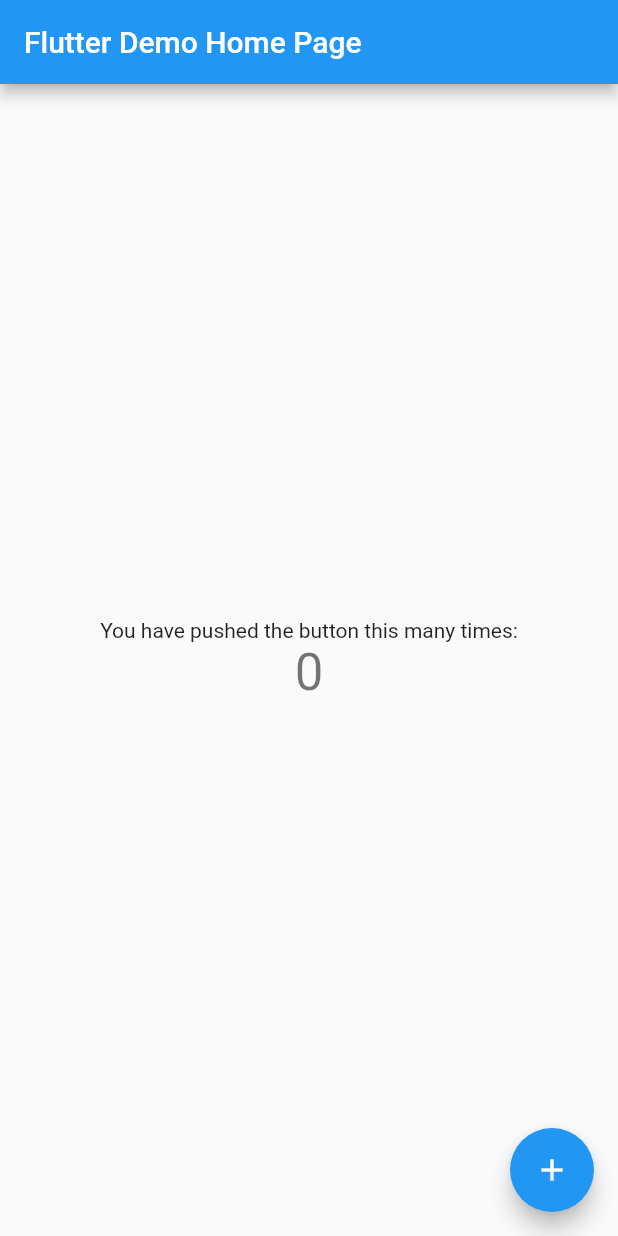
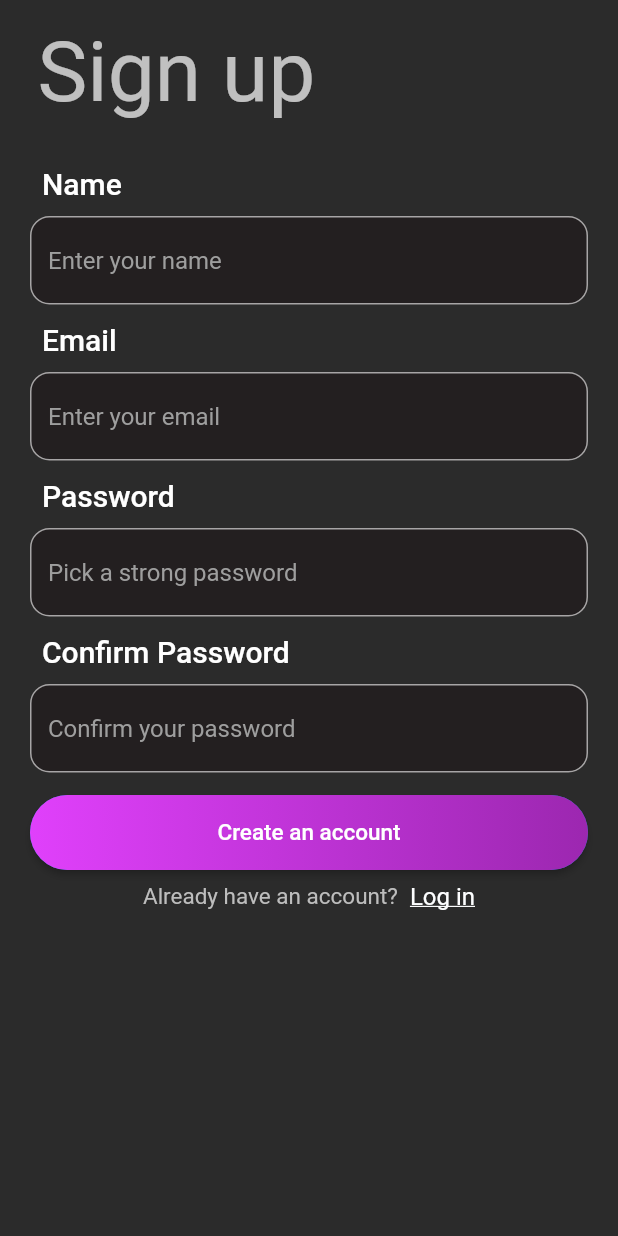
Before and after one commit to sk25469/social-media-demo, a Flutter app: the screen it shows after launch, on a phone screen of 412 x 824 dp. Run offline on Flutter 3.47's test engine with Material 2 defaults, Android fonts, the phone set to English and light mode, and no system bars; our stand-ins replace titled_navigation_bar; Roboto replaces fonts that are missing (Lato-Regular).

Commit message:
basic ui done

```diff
--- /dev/null
+++ b/lib/auth/register.dart
@@ -0,0 +1,250 @@
+import 'package:flutter/material.dart';
+import 'package:social_media/auth/login.dart';
+
+import '../screen/bottom_nav.dart';
+
+class RegisterScreen extends StatefulWidget {
+  static const routeName = '/signup-screen';
+  const RegisterScreen({Key? key}) : super(key: key);
+
+  @override
+  State<RegisterScreen> createState() => _RegisterScreenState();
+}
+
+class _RegisterScreenState extends State<RegisterScreen> {
+  @override
+  Widget build(BuildContext context) {
+    TextEditingController? _nameTextController;
+    TextEditingController? _emailTextController;
+    TextEditingController? _passwordTextController;
+    TextEditingController? _confirmPasswordTextController;
+
+    var textTheme = Theme.of(context).textTheme;
+    return Scaffold(
+      body: SafeArea(
+        child: Column(
+          children: [
+            Container(
+              padding: const EdgeInsets.only(
+                top: 15.0,
+                left: 25,
+                bottom: 10,
+              ),
+              alignment: Alignment.centerLeft,
+              child: Text(
+                "Sign up",
+                style: textTheme.headline2,
+              ),
+            ),
+            Expanded(
+                child: SingleChildScrollView(
+              child: Column(
+                children: [
+                  Container(
+                    padding: const EdgeInsets.only(
+                      left: 28,
+                      top: 20,
+                      bottom: 10,
+                    ),
+                    alignment: Alignment.centerLeft,
+                    child: Text(
+                      'Name',
+                      style: textTheme.headline6,
+                    ),
+                  ),
+                  Padding(
+                    padding: const EdgeInsets.only(left: 20.0, right: 20),
+                    child: TextField(
+                      keyboardType: TextInputType.name,
+                      controller: _nameTextController,
+                      decoration: InputDecoration(
+                        border: OutlineInputBorder(
+                          borderRadius: BorderRadius.circular(13),
+                        ),
+                        filled: true,
+                        hintStyle: const TextStyle(color: Colors.grey),
+                        hintText: "Enter your name",
+                        fillColor: const Color.fromRGBO(35, 31, 32, 1),
+                      ),
+                    ),
+                  ),
+                  Container(
+                    padding: const EdgeInsets.only(
+                      left: 28,
+                      top: 12,
+                      bottom: 10,
+                    ),
+                    alignment: Alignment.centerLeft,
+                    child: Text(
+                      'Email',
+                      style: textTheme.headline6,
+                    ),
+                  ),
+                  Padding(
+                    padding: const EdgeInsets.only(left: 20.0, right: 20),
+                    child: TextField(
+                      controller: _emailTextController,
+                      keyboardType: TextInputType.emailAddress,
+                      decoration: InputDecoration(
+                        border: OutlineInputBorder(
+                          borderRadius: BorderRadius.circular(13),
+                        ),
+                        filled: true,
+                        hintStyle: const TextStyle(color: Colors.grey),
+                        hintText: "Enter your email",
+                        fillColor: const Color.fromRGBO(35, 31, 32, 1),
+                      ),
+                    ),
+                  ),
+                  Container(
+                    padding: const EdgeInsets.only(
+                      left: 28,
+                      top: 12,
+                      bottom: 10,
+                    ),
+                    alignment: Alignment.centerLeft,
+                    child: Text(
+                      'Password',
+                      style: textTheme.headline6,
+                    ),
+                  ),
+                  Padding(
+                    padding: const EdgeInsets.only(left: 20.0, right: 20),
+                    child: TextField(
+                      controller: _passwordTextController,
+                      obscureText: true,
+                      enableSuggestions: false,
+                      autocorrect: false,
+                      decoration: InputDecoration(
+                        border: OutlineInputBorder(
+                          borderRadius: BorderRadius.circular(13),
+                        ),
+                        filled: true,
+                        hintStyle: const TextStyle(color: Colors.grey),
+                        hintText: "Pick a strong password",
+                        fillColor: const Color.fromRGBO(35, 31, 32, 1),
+                      ),
+                    ),
+                  ),
+                  Container(
+                    padding: const EdgeInsets.only(
+                      left: 28,
+                      top: 12,
+                      bottom: 10,
+                    ),
+                    alignment: Alignment.centerLeft,
+                    child: Text(
+                      'Confirm Password',
+                      style: textTheme.headline6,
+                    ),
+                  ),
+                  Padding(
+                    padding: const EdgeInsets.only(left: 20.0, right: 20),
+                    child: TextField(
+                      controller: _confirmPasswordTextController,
+                      obscureText: true,
+                      enableSuggestions: false,
+                      autocorrect: false,
+                      decoration: InputDecoration(
+                        focusColor: Colors.purple,
+                        border: OutlineInputBorder(
+                          borderRadius: BorderRadius.circular(13),
+                        ),
+                        filled: true,
+                        hintStyle: const TextStyle(color: Colors.grey),
+                        hintText: "Confirm your password",
+                        fillColor: const Color.fromRGBO(35, 31, 32, 1),
+                      ),
+                    ),
+                  ),
+                  Container(
+                    width: double.infinity,
+                    padding: const EdgeInsets.only(
+                      top: 15,
+                      left: 20,
+                      right: 20,
+                    ),
+                    child: _createAccountButton(context),
+                  ),
+                  Padding(
+                    padding: const EdgeInsets.all(8.0),
+                    child: Row(
+                      mainAxisAlignment: MainAxisAlignment.center,
+                      children: [
+                        Text(
+                          'Already have an account?',
+                          style: TextStyle(
+                            color: Colors.grey[400],
+                            fontSize: 15,
+                          ),
+                        ),
+                        Padding(
+                          padding: const EdgeInsets.only(left: 8.0),
+                          child: GestureDetector(
+                            onTap: () {
+                              Navigator.of(context)
+                                  .pushReplacementNamed(LoginScreen.routeName);
+                            },
+                            child: const Text(
+                              'Log in',
+                              style: TextStyle(
+                                color: Color.fromRGBO(253, 254, 255, 1),
+                                fontSize: 16,
+                                decoration: TextDecoration.underline,
+                              ),
+                            ),
+                          ),
+                        ),
+                      ],
+                    ),
+                  ),
+                ],
+              ),
+            )),
+          ],
+        ),
+      ),
+    );
+  }
+}
+
+/// A button that shows a circular progress indicator when pressed.
+/// The progress indicator is shown after a brief delay, and the button disappears.
+/// The button is disabled while the progress indicator is shown.
+Widget _createAccountButton(BuildContext context) {
+  return RaisedButton(
+    onPressed: () {
+      Navigator.of(context).pushReplacementNamed(BottomNavigationScreen.routeName);
+    },
+    shape: RoundedRectangleBorder(
+      borderRadius: BorderRadius.circular(50.0),
+    ),
+    padding: const EdgeInsets.all(0.0),
+    child: Ink(
+      decoration: const BoxDecoration(
+        gradient: LinearGradient(
+          colors: <Color>[Colors.purpleAccent, Colors.purple],
+        ),
+        borderRadius: BorderRadius.all(
+          Radius.circular(50.0),
+        ),
+      ),
+      child: Container(
+        height: 50,
+        constraints: const BoxConstraints(
+          minWidth: 88.0,
+          minHeight: 36.0,
+        ), // min sizes for Material buttons
+        alignment: Alignment.center,
+        child: const Text(
+          'Create an account',
+          textAlign: TextAlign.center,
+          style: TextStyle(
+            fontSize: 15,
+            color: Colors.white,
+          ),
+        ),
+      ),
+    ),
+  );
+}
--- /dev/null
+++ b/lib/constants/theme.dart
@@ -0,0 +1,44 @@
+import 'package:flutter/material.dart';
+
+class Constants {
+  //App related strings
+  static String appName = "Social App";
+
+  //Colors for theme
+  static Color lightPrimary = const Color(0xfff3f4f9);
+  static Color darkPrimary = const Color(0xff2B2B2B);
+
+  static Color lightAccent = Colors.purpleAccent;
+
+  static Color darkAccent = Colors.purple;
+
+  static Color lightBG = const Color(0xfff3f4f9);
+  static Color darkBG = const Color(0xff2B2B2B);
+
+  static ThemeData darkTheme = ThemeData(
+    fontFamily: 'Lato-Regular',
+    brightness: Brightness.dark,
+    backgroundColor: darkBG,
+    primaryColor: darkPrimary,
+    accentColor: darkAccent,
+    scaffoldBackgroundColor: darkBG,
+    textSelectionTheme: TextSelectionThemeData(
+      cursorColor: darkAccent,
+    ),
+    bottomAppBarTheme: BottomAppBarTheme(
+      elevation: 0,
+      color: darkBG,
+    ),
+    appBarTheme: AppBarTheme(
+      elevation: 0,
+      textTheme: TextTheme(
+        headline6: TextStyle(
+          color: lightBG,
+          fontSize: 20,
+          fontWeight: FontWeight.w600,
+          fontFamily: 'Lato-Regular',
+        ),
+      ),
+    ),
+  );
+}
--- a/lib/main.dart
+++ b/lib/main.dart
@@ -1,4 +1,10 @@
 import 'package:flutter/material.dart';
+import 'package:social_media/auth/login.dart';
+import 'package:social_media/auth/register.dart';
+import 'package:social_media/constants/theme.dart';
+import 'package:social_media/screen/bottom_nav.dart';
+import 'package:social_media/screen/home_screen.dart';
+import 'package:social_media/screen/profile_screen.dart';
 
 void main() {
   runApp(const MyApp());
@@ -12,104 +18,15 @@ class MyApp extends StatelessWidget {
   Widget build(BuildContext context) {
     return MaterialApp(
       title: 'Flutter Demo',
-      theme: ThemeData(
-        // This is the theme of your application.
-        //
-        // Try running your application with "flutter run". You'll see the
-        // application has a blue toolbar. Then, without quitting the app, try
-        // changing the primarySwatch below to Colors.green and then invoke
-        // "hot reload" (press "r" in the console where you ran "flutter run",
-        // or simply save your changes to "hot reload" in a Flutter IDE).
-        // Notice that the counter didn't reset back to zero; the application
-        // is not restarted.
-        primarySwatch: Colors.blue,
-      ),
-      home: const MyHomePage(title: 'Flutter Demo Home Page'),
+      theme: Constants.darkTheme,
+      routes: {
+        '/': (context) => const RegisterScreen(),
+        RegisterScreen.routeName: (context) => RegisterScreen(),
+        BottomNavigationScreen.routeName: (context) => const BottomNavigationScreen(),
+        LoginScreen.routeName: (context) => LoginScreen(),
+        HomeScreen.routeName: (context) => HomeScreen(),
+        ProfileScreen.routeName: (context) => ProfileScreen(),
+      },
     );
   }
 }
-
-class MyHomePage extends StatefulWidget {
-  const MyHomePage({Key? key, required this.title}) : super(key: key);
-
-  // This widget is the home page of your application. It is stateful, meaning
-  // that it has a State object (defined below) that contains fields that affect
-  // how it looks.
-
-  // This class is the configuration for the state. It holds the values (in this
-  // case the title) provided by the parent (in this case the App widget) and
-  // used by the build method of the State. Fields in a Widget subclass are
-  // always marked "final".
-
-  final String title;
-
-  @override
-  State<MyHomePage> createState() => _MyHomePageState();
-}
-
-class _MyHomePageState extends State<MyHomePage> {
-  int _counter = 0;
-
-  void _incrementCounter() {
-    setState(() {
-      // This call to setState tells the Flutter framework that something has
-      // changed in this State, which causes it to rerun the build method below
-      // so that the display can reflect the updated values. If we changed
-      // _counter without calling setState(), then the build method would not be
-      // called again, and so nothing would appear to happen.
-      _counter++;
-    });
-  }
-
-  @override
-  Widget build(BuildContext context) {
-    // This method is rerun every time setState is called, for instance as done
-    // by the _incrementCounter method above.
-    //
-    // The Flutter framework has been optimized to make rerunning build methods
-    // fast, so that you can just rebuild anything that needs updating rather
-    // than having to individually change instances of widgets.
-    return Scaffold(
-      appBar: AppBar(
-        // Here we take the value from the MyHomePage object that was created by
-        // the App.build method, and use it to set our appbar title.
-        title: Text(widget.title),
-      ),
-      body: Center(
-        // Center is a layout widget. It takes a single child and positions it
-        // in the middle of the parent.
-        child: Column(
-          // Column is also a layout widget. It takes a list of children and
-          // arranges them vertically. By default, it sizes itself to fit its
-          // children horizontally, and tries to be as tall as its parent.
-          //
-          // Invoke "debug painting" (press "p" in the console, choose the
-          // "Toggle Debug Paint" action from the Flutter Inspector in Android
-          // Studio, or the "Toggle Debug Paint" command in Visual Studio Code)
-          // to see the wireframe for each widget.
-          //
-          // Column has various properties to control how it sizes itself and
-          // how it positions its children. Here we use mainAxisAlignment to
-          // center the children vertically; the main axis here is the vertical
-          // axis because Columns are vertical (the cross axis would be
-          // horizontal).
-          mainAxisAlignment: MainAxisAlignment.center,
-          children: <Widget>[
-            const Text(
-              'You have pushed the button this many times:',
-            ),
-            Text(
-              '$_counter',
-              style: Theme.of(context).textTheme.headline4,
-            ),
-          ],
-        ),
-      ),
-      floatingActionButton: FloatingActionButton(
-        onPressed: _incrementCounter,
-        tooltip: 'Increment',
-        child: const Icon(Icons.add),
-      ), // This trailing comma makes auto-formatting nicer for build methods.
-    );
-  }
-}
```
Also changed, not shown: lib/auth/login.dart (added, +182 -0 lines), lib/screen/add_post_screen.dart (added, +10 -0 lines), lib/screen/bottom_nav.dart (added, +88 -0 lines), lib/screen/home_screen.dart (added, +11 -0 lines), lib/screen/profile_screen.dart (added, +11 -0 lines), pubspec.yaml (+16 -0 lines), assets/fonts/Lato-Regular.ttf (added), assets/images/login.png (added), pubspec.lock, 2 other files.
